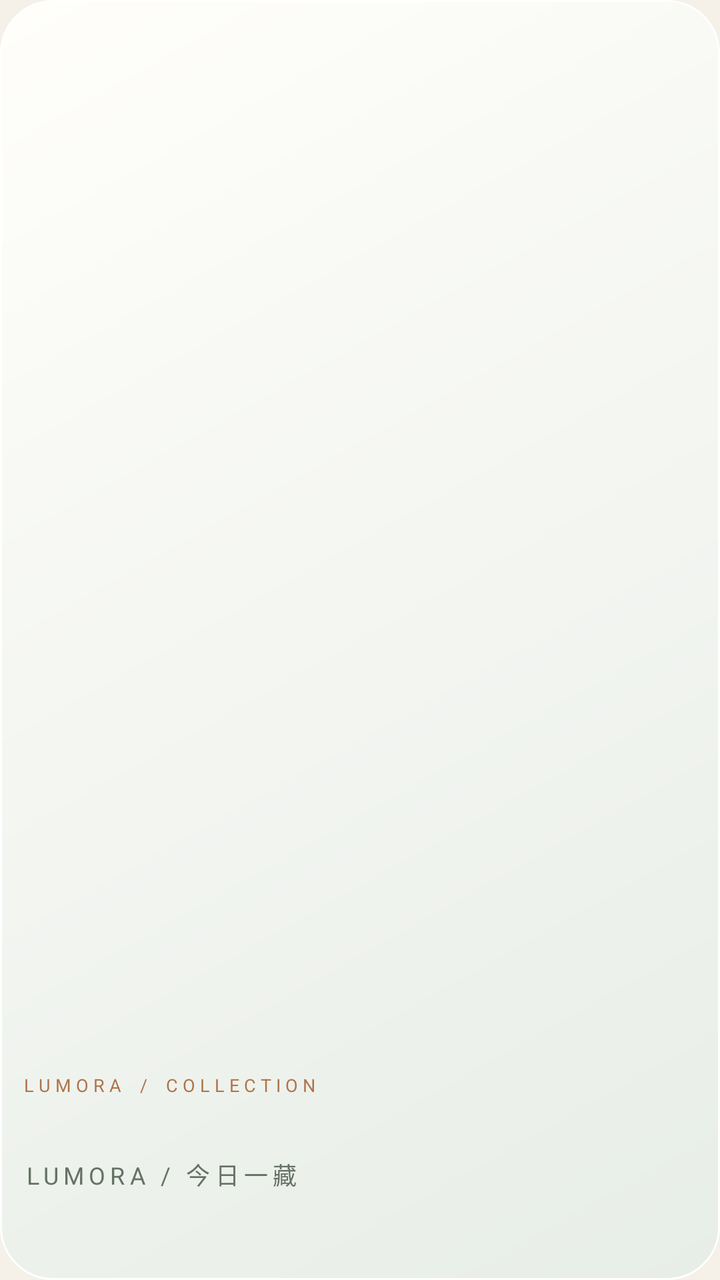
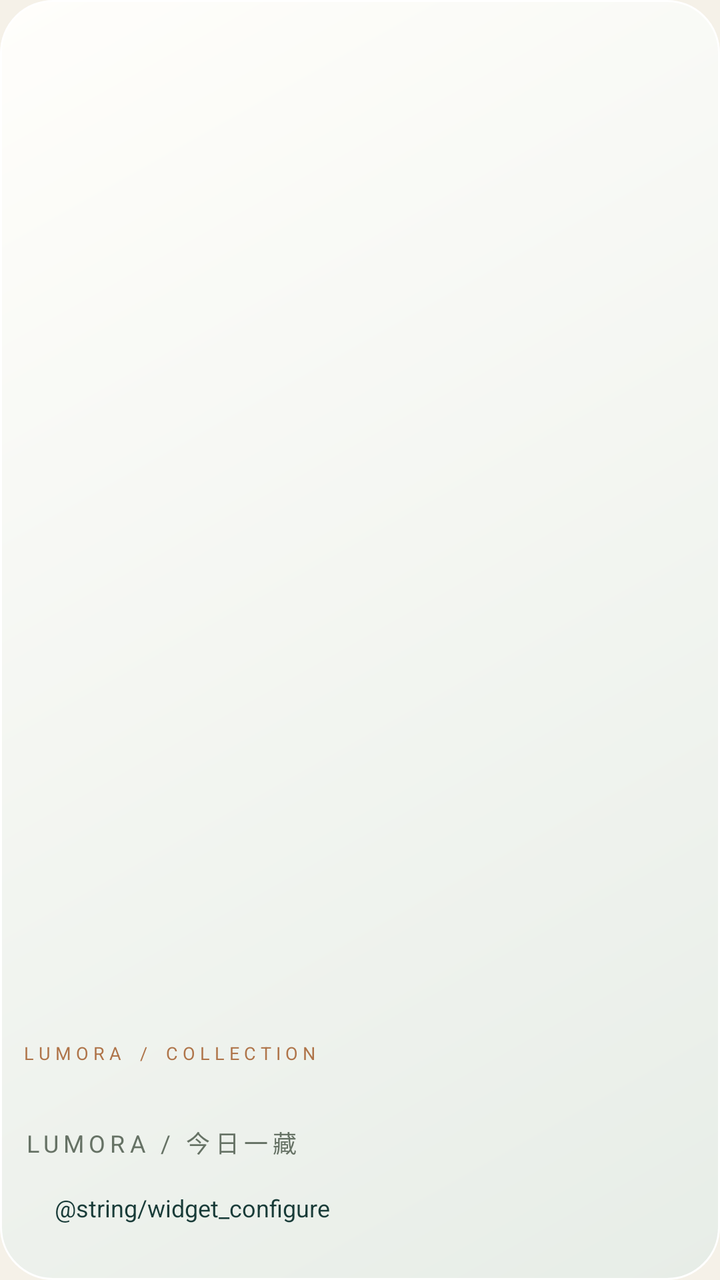

An Android layout rendered at two revisions. The XML below is the earlier revision; the diff shows what the commit changed to produce the second picture.
<!-- AndroidManifest.xml: application theme Theme.Lumora -->
<!-- res/layout/widget_collectible.xml -->
<?xml version="1.0" encoding="utf-8"?>
<LinearLayout xmlns:android="http://schemas.android.com/apk/res/android"
    android:id="@+id/widget_root"
    android:layout_width="match_parent"
    android:layout_height="match_parent"
    android:orientation="vertical"
    android:padding="12dp"
    android:background="@drawable/widget_bg">

    <ImageView
        android:id="@+id/widget_art"
        android:layout_width="match_parent"
        android:layout_height="0dp"
        android:layout_weight="1"
        android:scaleType="centerCrop"
        android:contentDescription="@string/widget_desc" />

    <TextView
        android:layout_width="wrap_content"
        android:layout_height="wrap_content"
        android:layout_marginTop="10dp"
        android:text="L U M O R A    /    C O L L E C T I O N"
        android:textColor="#AF7449"
        android:textSize="9sp" />

    <TextView
        android:id="@+id/widget_title"
        android:layout_width="match_parent"
        android:layout_height="wrap_content"
        android:layout_marginTop="4dp"
        android:fontFamily="serif"
        android:maxLines="1"
        android:ellipsize="end"
        android:textColor="#183B38"
        android:textSize="18sp" />

    <TextView
        android:id="@+id/widget_sub"
        android:layout_width="match_parent"
        android:layout_height="wrap_content"
        android:layout_marginTop="2dp"
        android:letterSpacing="0.2"
        android:maxLines="1"
        android:ellipsize="end"
        android:textColor="#667265"
        android:textSize="12sp"
        android:text="LUMORA / 今日一藏" />

    <TextView
        android:id="@+id/widget_next"
        android:layout_width="match_parent"
        android:layout_height="32dp"
        android:gravity="end|center_vertical"
        android:textColor="#183B38"
        android:textSize="12sp"
        android:contentDescription="@string/widget_next_desc" />
</LinearLayout>
<!-- resources referenced by this layout -->
<resources>
  <!-- drawable widget_bg (drawable) -->
  <?xml version="1.0" encoding="utf-8"?>
  <shape xmlns:android="http://schemas.android.com/apk/res/android"
      android:shape="rectangle">
      <gradient android:startColor="#FFFFFEFB" android:endColor="#E7EDE7"
          android:angle="315" />
      <stroke android:width="1dp" android:color="#FFFFFFFF" />
      <corners android:radius="26dp" />
  </shape>
  <string name="widget_desc">你最近心动的藏品，安静地躺在桌面。</string>
  <string name="widget_next_desc">浏览下一件藏品</string>
  <style name="Theme.Lumora" parent="android:Theme.Material.Light.NoActionBar">
          <item name="android:windowBackground">@color/paper</item>
          <item name="android:colorPrimary">@color/ink</item>
          <item name="android:colorAccent">@color/copper</item>
          <item name="android:statusBarColor">@color/paper</item>
          <item name="android:navigationBarColor">@color/paper</item>
          <item name="android:windowLightStatusBar">true</item>
          <item name="android:windowDrawsSystemBarBackgrounds">true</item>
      </style>
  <color name="paper">#F5F1E8</color>
  <color name="ink">#183B38</color>
  <color name="copper">#AF7449</color>
</resources>

<!-- the commit's change to res/layout/widget_collectible.xml (unified diff, before → after) -->
@@ -47,11 +47,37 @@
         android:text="LUMORA / 今日一藏" />
 
     <TextView
-        android:id="@+id/widget_next"
+        android:id="@+id/widget_note"
         android:layout_width="match_parent"
-        android:layout_height="32dp"
-        android:gravity="end|center_vertical"
+        android:layout_height="wrap_content"
+        android:maxLines="2"
+        android:ellipsize="end"
+        android:fontFamily="serif"
+        android:textSize="13sp"
         android:textColor="#183B38"
-        android:textSize="12sp"
-        android:contentDescription="@string/widget_next_desc" />
+        android:visibility="gone" />
+    <LinearLayout
+        android:layout_width="match_parent"
+        android:layout_height="48dp"
+        android:orientation="horizontal">
+        <TextView
+            android:id="@+id/widget_configure"
+            android:layout_width="0dp"
+            android:layout_height="match_parent"
+            android:layout_weight="1"
+            android:gravity="center"
+            android:text="@string/widget_configure"
+            android:contentDescription="@string/widget_configure_desc"
+            android:textColor="#183B38"
+            android:textSize="12sp" />
+        <TextView
+            android:id="@+id/widget_next"
+            android:layout_width="0dp"
+            android:layout_height="match_parent"
+            android:layout_weight="1"
+            android:gravity="center"
+            android:textColor="#183B38"
+            android:textSize="12sp"
+            android:contentDescription="@string/widget_next_desc" />
+    </LinearLayout>
 </LinearLayout>
